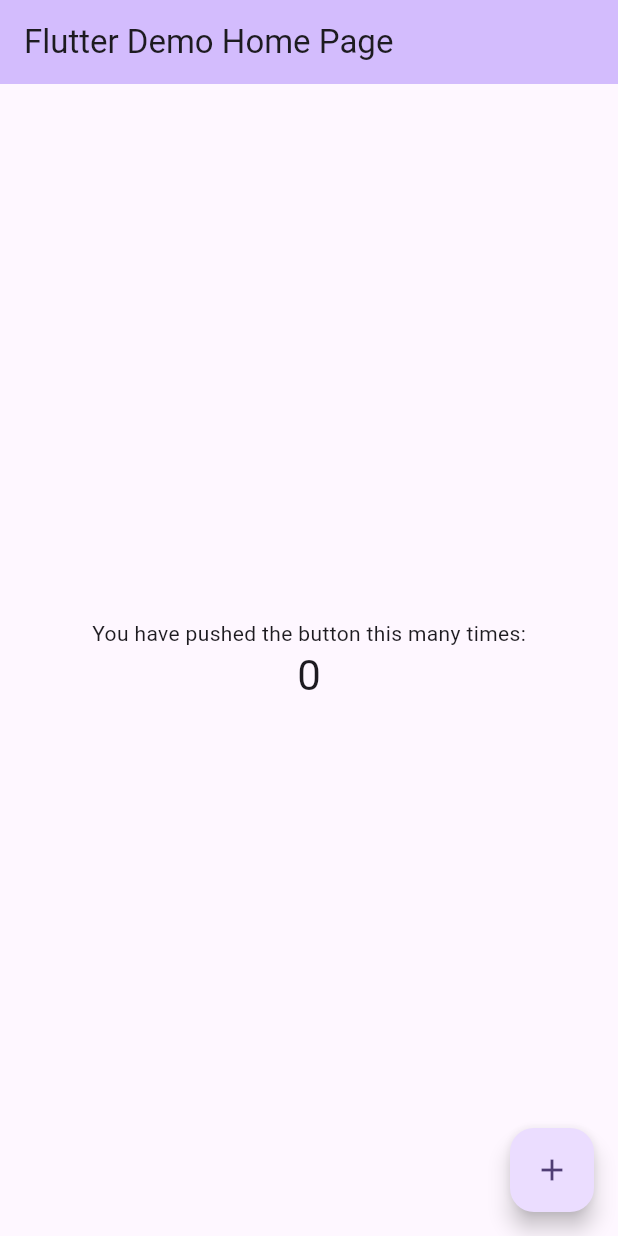
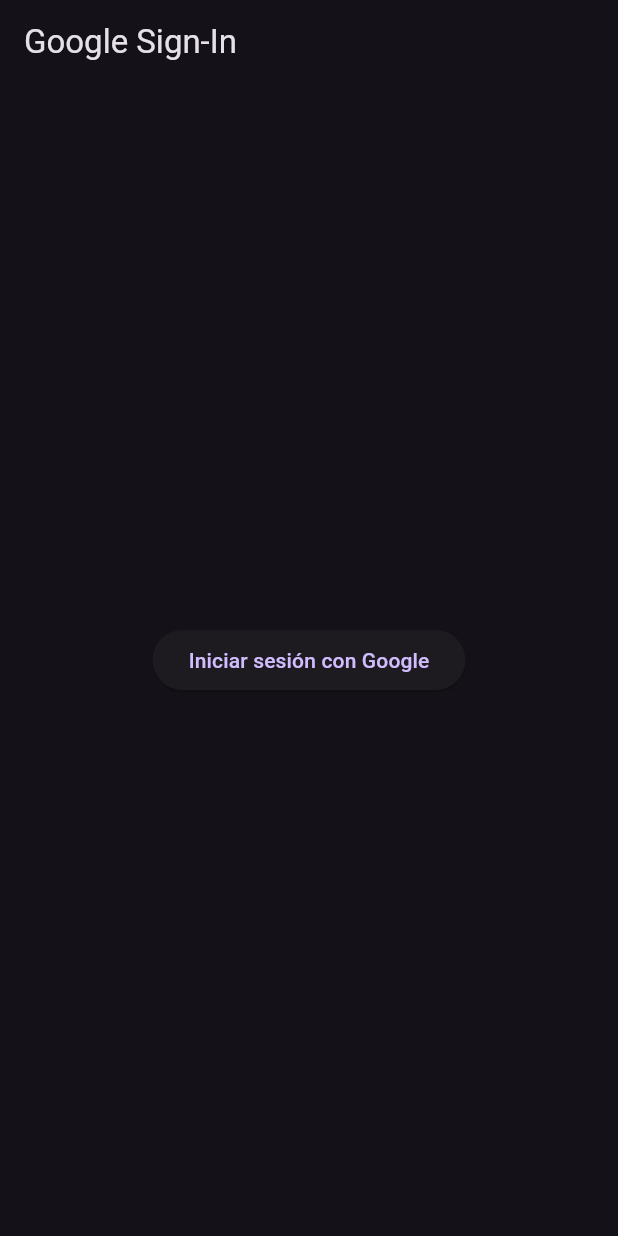
Before and after one commit to esneiderfjaimes/ares-flutter, a Flutter app: the screen it shows after launch, on a phone screen of 412 x 824 dp. Run offline on Flutter 3.47's test engine with Material 3 defaults, Android fonts, the light colour scheme and no system bars; our stand-ins replace equatable, firebase_auth, firebase_core, flutter_bloc, get_it, google_sign_in; accounts and stored records are empty.

Commit message:
google sign in

```diff
--- /dev/null
+++ b/lib/blocs/google_sign_in/google_sign_in_bloc.dart
@@ -0,0 +1,32 @@
+import 'package:ares/data/authentication/google_sign_in_service.dart';
+import 'package:flutter_bloc/flutter_bloc.dart';
+
+import 'google_sign_in_event.dart';
+import 'google_sign_in_state.dart';
+
+class GoogleSignInBloc extends Bloc<GoogleSignInEvent, GoogleSignInState> {
+  final GoogleSignInService googleSignInService;
+
+  GoogleSignInBloc({required this.googleSignInService})
+      : super(GoogleSignInInitial()) {
+    on<GoogleSignInRequested>((event, emit) async {
+      emit(GoogleSignInLoading());
+      try {
+        final user = await googleSignInService.signInWithGoogle();
+        if (user != null) {
+          emit(GoogleSignInSuccess(user));
+        } else {
+          emit(GoogleSignInFailure("Autenticación cancelada."));
+        }
+      } catch (e) {
+        emit(GoogleSignInFailure("Error al iniciar sesión con Google."));
+        rethrow;
+      }
+    });
+    on<GoogleSignOutRequested>((event, emit) async {
+      emit(GoogleSignInLoading());
+      await googleSignInService.signOut();
+      emit(GoogleSignInInitial());
+    });
+  }
+}
--- /dev/null
+++ b/lib/blocs/google_sign_in/google_sign_in_event.dart
@@ -0,0 +1,21 @@
+import 'package:equatable/equatable.dart';
+
+import 'google_sign_in_state.dart';
+
+abstract class GoogleSignInEvent extends Equatable {
+  @override
+  List<Object?> get props => [];
+}
+
+class GoogleSignInRequested extends GoogleSignInEvent {}
+
+class GoogleSignOutRequested extends GoogleSignInEvent {}
+
+class GoogleSignInFailure extends GoogleSignInState {
+  final String error;
+
+  GoogleSignInFailure(this.error);
+
+  @override
+  List<Object?> get props => [error];
+}
--- /dev/null
+++ b/lib/blocs/google_sign_in/google_sign_in_state.dart
@@ -0,0 +1,20 @@
+import 'package:equatable/equatable.dart';
+import 'package:firebase_auth/firebase_auth.dart';
+
+abstract class GoogleSignInState extends Equatable {
+  @override
+  List<Object?> get props => [];
+}
+
+class GoogleSignInInitial extends GoogleSignInState {}
+
+class GoogleSignInLoading extends GoogleSignInState {}
+
+class GoogleSignInSuccess extends GoogleSignInState {
+  final User user;
+
+  GoogleSignInSuccess(this.user);
+
+  @override
+  List<Object?> get props => [user];
+}
--- /dev/null
+++ b/lib/data/authentication/google_sign_in_service.dart
@@ -0,0 +1,35 @@
+// lib/data/authentication/google_sign_in_service.dart
+import 'package:firebase_auth/firebase_auth.dart';
+import 'package:google_sign_in/google_sign_in.dart';
+
+class GoogleSignInService {
+  final GoogleSignIn googleSignIn;
+  final FirebaseAuth auth;
+
+  GoogleSignInService({required this.googleSignIn, required this.auth});
+
+  Future<User?> signInWithGoogle() async {
+    try {
+      final GoogleSignInAccount? googleUser = await googleSignIn.signIn();
+      if (googleUser == null) {
+        return null; // El usuario canceló el inicio de sesión
+      }
+
+      final GoogleSignInAuthentication googleAuth = await googleUser.authentication;
+      final AuthCredential credential = GoogleAuthProvider.credential(
+        accessToken: googleAuth.accessToken,
+        idToken: googleAuth.idToken,
+      );
+
+      final UserCredential userCredential = await auth.signInWithCredential(credential);
+      return userCredential.user;
+    } catch (e) {
+      throw Exception("Error al iniciar sesión con Google: $e");
+    }
+  }
+
+  Future<void> signOut() async {
+    await googleSignIn.signOut();
+    await auth.signOut();
+  }
+}
--- a/lib/main.dart
+++ b/lib/main.dart
@@ -1,7 +1,28 @@
+import 'package:ares/screens/google_sign_in_page.dart';
+import 'package:firebase_core/firebase_core.dart';
 import 'package:flutter/material.dart';
+import 'package:flutter_bloc/flutter_bloc.dart';
 
-void main() {
-  runApp(const MyApp());
+import 'blocs/google_sign_in/google_sign_in_bloc.dart';
+import 'locator.dart';
+
+void main() async {
+  WidgetsFlutterBinding.ensureInitialized();
+  await Firebase.initializeApp(
+    options: const FirebaseOptions(
+      apiKey: "AIzaSyCmWB7Y7VLzNLOOki1pr5w_yxeBoQOsQJI",
+      projectId: "ares-by-nei",
+      messagingSenderId: "1014252413822",
+      appId: "1:1014252413822:web:46869a991e0a2843c0c92f",
+    ),
+  );
+
+  // Ideal time to initialize
+ // await FirebaseAuth.instance.useAuthEmulator('localhost', 9099);
+
+  setupLocator();
+
+  return runApp(const MyApp());
 }
 
 class MyApp extends StatelessWidget {
@@ -11,115 +32,18 @@
   @override
   Widget build(BuildContext context) {
     return MaterialApp(
+      themeMode: ThemeMode.dark,
       title: 'Flutter Demo',
+      debugShowCheckedModeBanner: false,
+      darkTheme: ThemeData.dark(),
       theme: ThemeData(
-        // This is the theme of your application.
-        //
-        // TRY THIS: Try running your application with "flutter run". You'll see
-        // the application has a purple toolbar. Then, without quitting the app,
-        // try changing the seedColor in the colorScheme below to Colors.green
-        // and then invoke "hot reload" (save your changes or press the "hot
-        // reload" button in a Flutter-supported IDE, or press "r" if you used
-        // the command line to start the app).
-        //
-        // Notice that the counter didn't reset back to zero; the application
-        // state is not lost during the reload. To reset the state, use hot
-        // restart instead.
-        //
-        // This works for code too, not just values: Most code changes can be
-        // tested with just a hot reload.
-        colorScheme: ColorScheme.fromSeed(seedColor: Colors.deepPurple),
+        colorScheme: ColorScheme.fromSeed(seedColor: Colors.black),
         useMaterial3: true,
       ),
-      home: const MyHomePage(title: 'Flutter Demo Home Page'),
+      home: BlocProvider(
+        create: (_) => locator<GoogleSignInBloc>(),
+        child: const GoogleSignInPage(),
+      ),
     );
   }
 }
-
-class MyHomePage extends StatefulWidget {
-  const MyHomePage({super.key, required this.title});
-
-  // This widget is the home page of your application. It is stateful, meaning
-  // that it has a State object (defined below) that contains fields that affect
-  // how it looks.
-
-  // This class is the configuration for the state. It holds the values (in this
-  // case the title) provided by the parent (in this case the App widget) and
-  // used by the build method of the State. Fields in a Widget subclass are
-  // always marked "final".
-
-  final String title;
-
-  @override
-  State<MyHomePage> createState() => _MyHomePageState();
-}
-
-class _MyHomePageState extends State<MyHomePage> {
-  int _counter = 0;
-
-  void _incrementCounter() {
-    setState(() {
-      // This call to setState tells the Flutter framework that something has
-      // changed in this State, which causes it to rerun the build method below
-      // so that the display can reflect the updated values. If we changed
-      // _counter without calling setState(), then the build method would not be
-      // called again, and so nothing would appear to happen.
-      _counter++;
-    });
-  }
-
-  @override
-  Widget build(BuildContext context) {
-    // This method is rerun every time setState is called, for instance as done
-    // by the _incrementCounter method above.
-    //
-    // The Flutter framework has been optimized to make rerunning build methods
-    // fast, so that you can just rebuild anything that needs updating rather
-    // than having to individually change instances of widgets.
-    return Scaffold(
-      appBar: AppBar(
-        // TRY THIS: Try changing the color here to a specific color (to
-        // Colors.amber, perhaps?) and trigger a hot reload to see the AppBar
-        // change color while the other colors stay the same.
-        backgroundColor: Theme.of(context).colorScheme.inversePrimary,
-        // Here we take the value from the MyHomePage object that was created by
-        // the App.build method, and use it to set our appbar title.
-        title: Text(widget.title),
-      ),
-      body: Center(
-        // Center is a layout widget. It takes a single child and positions it
-        // in the middle of the parent.
-        child: Column(
-          // Column is also a layout widget. It takes a list of children and
-          // arranges them vertically. By default, it sizes itself to fit its
-          // children horizontally, and tries to be as tall as its parent.
-          //
-          // Column has various properties to control how it sizes itself and
-          // how it positions its children. Here we use mainAxisAlignment to
-          // center the children vertically; the main axis here is the vertical
-          // axis because Columns are vertical (the cross axis would be
-          // horizontal).
-          //
-          // TRY THIS: Invoke "debug painting" (choose the "Toggle Debug Paint"
-          // action in the IDE, or press "p" in the console), to see the
-          // wireframe for each widget.
-          mainAxisAlignment: MainAxisAlignment.center,
-          children: <Widget>[
-            const Text(
-              'You have pushed the button this many times:',
-            ),
-            Text(
-              '$_counter',
-              style: Theme.of(context).textTheme.headlineMedium,
-            ),
-          ],
-        ),
-      ),
-      floatingActionButton: FloatingActionButton(
-        onPressed: _incrementCounter,
-        tooltip: 'Increment',
-        child: const Icon(Icons.add),
-      ), // This trailing comma makes auto-formatting nicer for build methods.
-    );
-  }
-}
--- /dev/null
+++ b/lib/screens/google_sign_in_page.dart
@@ -0,0 +1,44 @@
+// lib/screens/google_sign_in_page.dart
+import 'package:flutter/material.dart';
+import 'package:flutter_bloc/flutter_bloc.dart';
+
+import '../blocs/google_sign_in/google_sign_in_bloc.dart';
+import '../blocs/google_sign_in/google_sign_in_event.dart';
+import '../blocs/google_sign_in/google_sign_in_state.dart';
+
+class GoogleSignInPage extends StatelessWidget {
+  const GoogleSignInPage({super.key});
+
+  @override
+  Widget build(BuildContext context) {
+    return Scaffold(
+      appBar: AppBar(title: const Text("Google Sign-In")),
+      body: BlocConsumer<GoogleSignInBloc, GoogleSignInState>(
+        listener: (context, state) {
+          if (state is GoogleSignInFailure) {
+            ScaffoldMessenger.of(context).showSnackBar(
+              SnackBar(content: Text(state.error)),
+            );
+          }
+        },
+        builder: (context, state) {
+          if (state is GoogleSignInLoading) {
+            return const Center(child: CircularProgressIndicator());
+          } else if (state is GoogleSignInSuccess) {
+            return Center(
+                child: Text("Bienvenido, ${state.user.displayName}!"));
+          } else {
+            return Center(
+              child: ElevatedButton(
+                onPressed: () {
+                  context.read<GoogleSignInBloc>().add(GoogleSignInRequested());
+                },
+                child: const Text("Iniciar sesión con Google"),
+              ),
+            );
+          }
+        },
+      ),
+    );
+  }
+}
```
Also changed, not shown: lib/locator.dart (added, +27 -0 lines), pubspec.yaml (+15 -0 lines), pubspec.lock.
